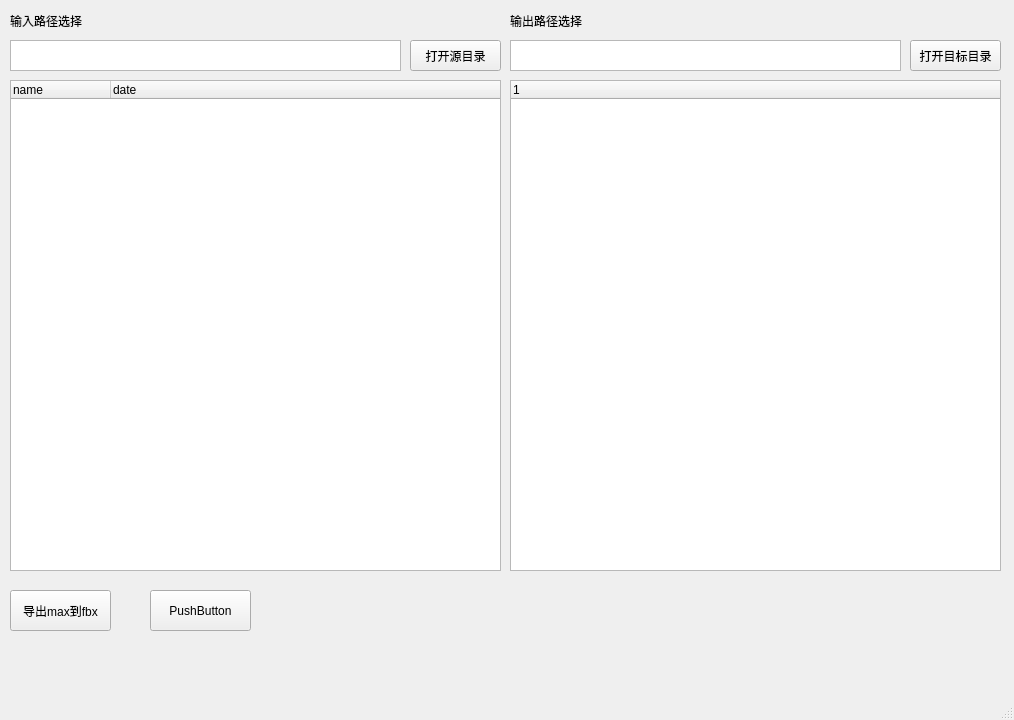
wangziheng0426/JMadOnion, file scripts/max/JpyModules/outPutTool/outPutUI.ui: the form before one commit.
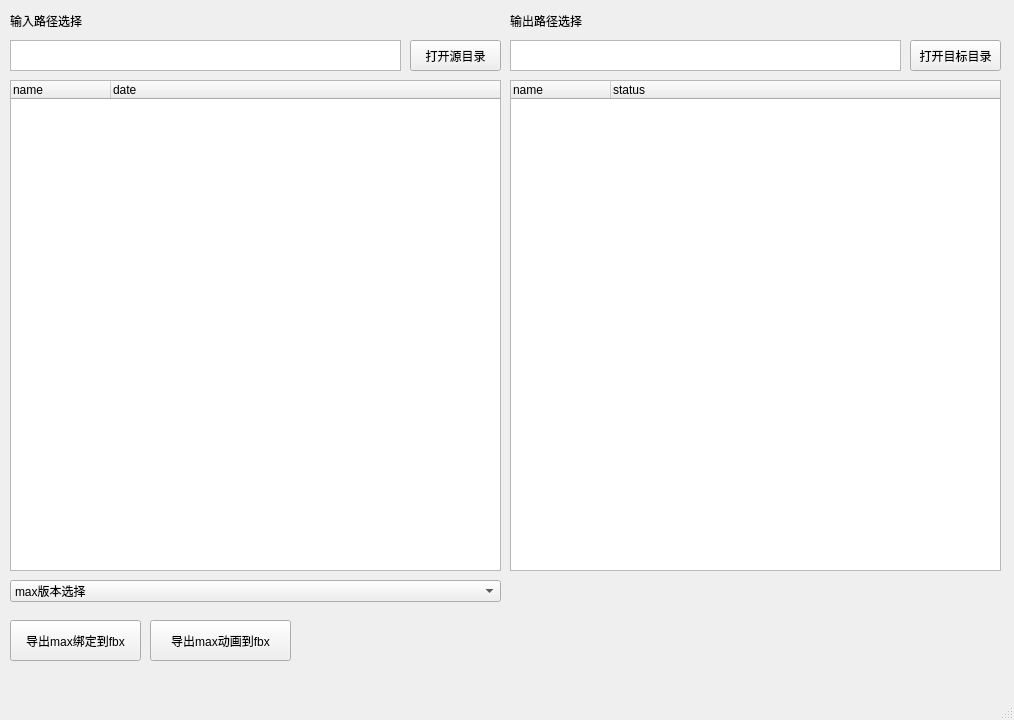
The form after the commit.

Patch:
```diff
--- a/scripts/max/JpyModules/outPutTool/outPutUI.ui
+++ b/scripts/max/JpyModules/outPutTool/outPutUI.ui
@@ -110,7 +110,12 @@
     </property>
     <column>
      <property name="text">
-      <string notr="true">1</string>
+      <string>name</string>
+     </property>
+    </column>
+    <column>
+     <property name="text">
+      <string>status</string>
      </property>
     </column>
    </widget>
@@ -118,26 +123,26 @@
     <property name="geometry">
      <rect>
       <x>10</x>
-      <y>590</y>
-      <width>101</width>
+      <y>620</y>
+      <width>131</width>
       <height>41</height>
      </rect>
     </property>
     <property name="text">
-     <string>导出max到fbx</string>
+     <string>导出max绑定到fbx</string>
     </property>
    </widget>
    <widget class="QPushButton" name="pushButton_4">
     <property name="geometry">
      <rect>
       <x>150</x>
-      <y>590</y>
-      <width>101</width>
+      <y>620</y>
+      <width>141</width>
       <height>41</height>
      </rect>
     </property>
     <property name="text">
-     <string>PushButton</string>
+     <string>导出max动画到fbx</string>
     </property>
    </widget>
    <widget class="QTextEdit" name="textInPath">
@@ -150,6 +155,21 @@
      </rect>
     </property>
    </widget>
+   <widget class="QComboBox" name="comboBox">
+    <property name="geometry">
+     <rect>
+      <x>10</x>
+      <y>580</y>
+      <width>491</width>
+      <height>22</height>
+     </rect>
+    </property>
+    <item>
+     <property name="text">
+      <string>max版本选择</string>
+     </property>
+    </item>
+   </widget>
   </widget>
   <widget class="QMenuBar" name="menubar">
    <property name="geometry">
```
